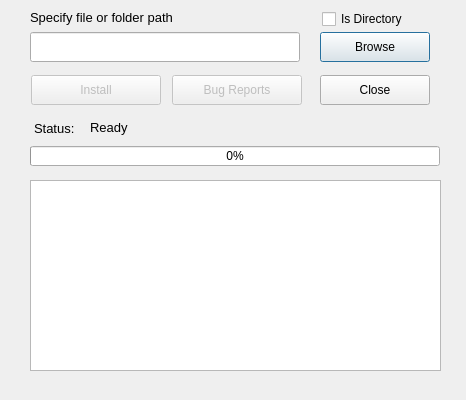
The window that apt_offline_gui/AptOfflineQtInstall.ui (rickysarraf/apt-offline) describes before a commit, drawn with Qt 5.
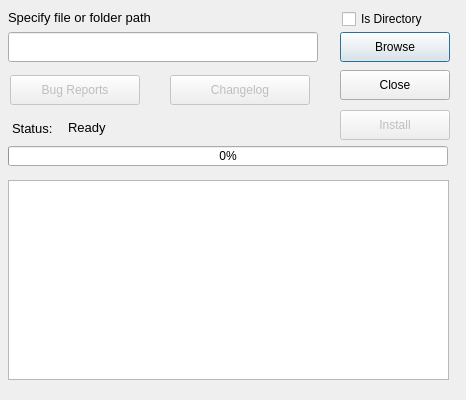
The same window after the commit. Icons and pictures are not drawn.

Commit message:
Add button for Changelog window in Install Window
The rest of the changes are minor UI attributes refreshed by pyuic4

Patch:
```diff
--- a/apt_offline_gui/AptOfflineQtInstall.ui
+++ b/apt_offline_gui/AptOfflineQtInstall.ui
@@ -37,9 +37,9 @@
   <widget class="QLineEdit" name="zipFilePath">
    <property name="geometry">
     <rect>
-     <x>30</x>
+     <x>8</x>
      <y>32</y>
-     <width>270</width>
+     <width>310</width>
      <height>30</height>
     </rect>
    </property>
@@ -47,7 +47,7 @@
   <widget class="QPushButton" name="browseFilePathButton">
    <property name="geometry">
     <rect>
-     <x>320</x>
+     <x>340</x>
      <y>32</y>
      <width>110</width>
      <height>30</height>
@@ -63,9 +63,9 @@
    </property>
    <property name="geometry">
     <rect>
-     <x>31</x>
-     <y>75</y>
-     <width>130</width>
+     <x>340</x>
+     <y>110</y>
+     <width>110</width>
      <height>30</height>
     </rect>
    </property>
@@ -80,8 +80,8 @@
   <widget class="QPushButton" name="cancelButton">
    <property name="geometry">
     <rect>
-     <x>320</x>
-     <y>75</y>
+     <x>340</x>
+     <y>70</y>
      <width>110</width>
      <height>30</height>
     </rect>
@@ -97,9 +97,9 @@
   <widget class="QProgressBar" name="statusProgressBar">
    <property name="geometry">
     <rect>
-     <x>30</x>
+     <x>8</x>
      <y>146</y>
-     <width>410</width>
+     <width>440</width>
      <height>20</height>
     </rect>
    </property>
@@ -110,9 +110,9 @@
   <widget class="QLabel" name="label">
    <property name="geometry">
     <rect>
-     <x>30</x>
+     <x>8</x>
      <y>2</y>
-     <width>200</width>
+     <width>190</width>
      <height>30</height>
     </rect>
    </property>
@@ -128,9 +128,9 @@
   <widget class="QLabel" name="label_2">
    <property name="geometry">
     <rect>
-     <x>34</x>
+     <x>12</x>
      <y>120</y>
-     <width>70</width>
+     <width>60</width>
      <height>16</height>
     </rect>
    </property>
@@ -146,7 +146,7 @@
   <widget class="QLabel" name="progressStatusDescription">
    <property name="geometry">
     <rect>
-     <x>90</x>
+     <x>68</x>
      <y>120</y>
      <width>53</width>
      <height>15</height>
@@ -164,10 +164,10 @@
   <widget class="QTextEdit" name="rawLogHolder">
    <property name="geometry">
     <rect>
-     <x>30</x>
+     <x>8</x>
      <y>180</y>
-     <width>411</width>
-     <height>191</height>
+     <width>441</width>
+     <height>200</height>
     </rect>
    </property>
    <property name="tabChangesFocus">
@@ -189,7 +189,7 @@
    </property>
    <property name="geometry">
     <rect>
-     <x>172</x>
+     <x>10</x>
      <y>75</y>
      <width>130</width>
      <height>30</height>
@@ -206,9 +206,9 @@
   <widget class="QCheckBox" name="browseFileFoldercheckBox">
    <property name="geometry">
     <rect>
-     <x>322</x>
+     <x>342</x>
      <y>10</y>
-     <width>101</width>
+     <width>110</width>
      <height>18</height>
     </rect>
    </property>
@@ -216,6 +216,29 @@
     <string>Is Directory</string>
    </property>
   </widget>
+  <widget class="QPushButton" name="changelogButton">
+   <property name="enabled">
+    <bool>false</bool>
+   </property>
+   <property name="geometry">
+    <rect>
+     <x>170</x>
+     <y>75</y>
+     <width>140</width>
+     <height>30</height>
+    </rect>
+   </property>
+   <property name="toolTip">
+    <string>Display Changelog</string>
+   </property>
+   <property name="text">
+    <string>Changelog</string>
+   </property>
+   <property name="icon">
+    <iconset resource="resources.qrc">
+     <normaloff>:/icons/icons/help-about.png</normaloff>:/icons/icons/help-about.png</iconset>
+   </property>
+  </widget>
  </widget>
  <resources>
   <include location="resources.qrc"/>
```
The commit also changes 10 other files.
